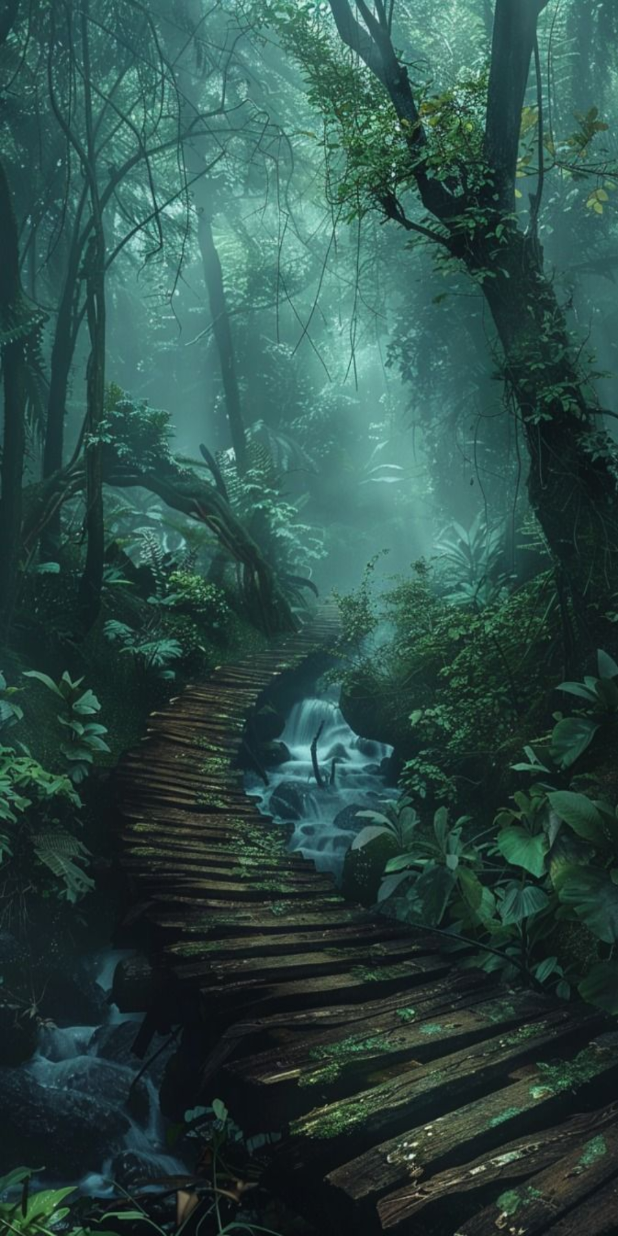
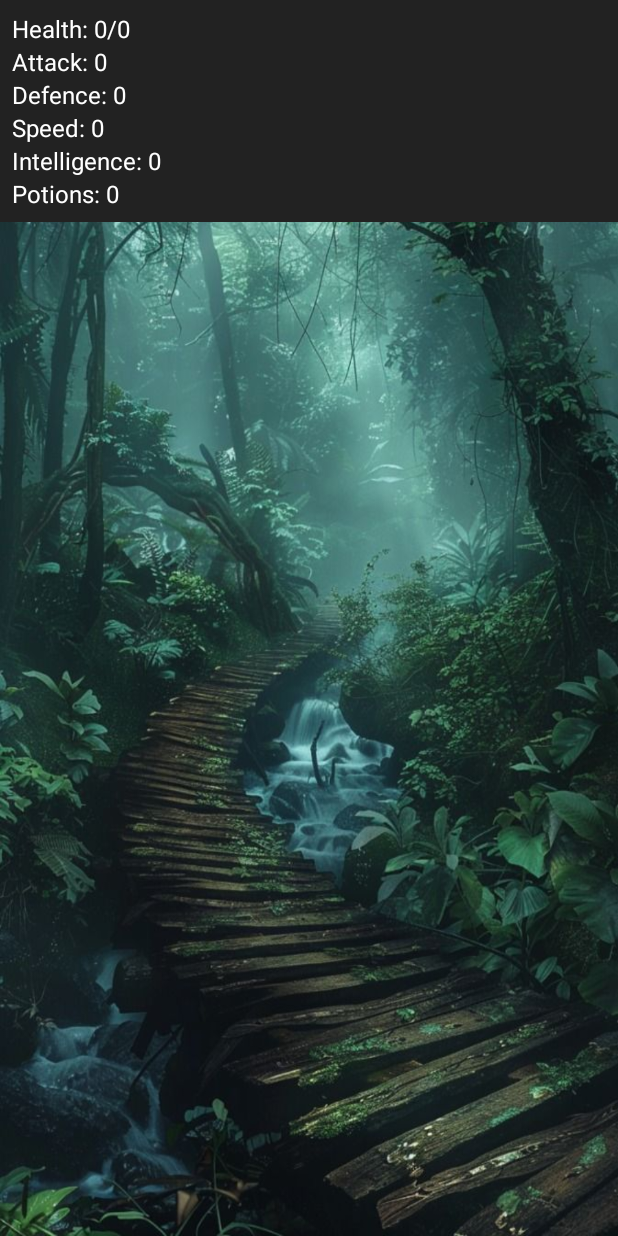
Before and after one commit to Aaron-Chacko/Text-Based-Adventure-Game, an Android app: the Winding_path screen opened directly, with no data from a screen before it, on a phone screen of 412 x 824 dp. Run offline under Robolectric (Android 15) with nearby library versions, the phone set to English and light mode, and no system bars; our stand-ins replace sdp/ssp sizes.

Commit message:
Fragment add for real time stat updation
Initial stage; need to debug

```diff
--- /dev/null
+++ b/app/src/main/java/com/aaron/tbav/StatsFragment.java
@@ -0,0 +1,64 @@
+package com.aaron.tbav;
+
+import android.database.Cursor;
+import android.os.Bundle;
+import android.view.LayoutInflater;
+import android.view.View;
+import android.view.ViewGroup;
+import android.widget.TextView;
+
+import androidx.fragment.app.Fragment;
+
+public class StatsFragment extends Fragment {
+
+    private DatabaseHelper dbHelper;
+    private TextView tvHealth, tvAttack, tvDefence, tvSpeed, tvIntelligence, tvPotions;
+
+    @Override
+    public View onCreateView(LayoutInflater inflater, ViewGroup container, Bundle savedInstanceState) {
+        View view = inflater.inflate(R.layout.fragment_stats, container, false);
+
+        // Init DB
+        dbHelper = new DatabaseHelper(getContext());
+
+        // Bind TextViews
+        tvHealth = view.findViewById(R.id.tvHealth);
+        tvAttack = view.findViewById(R.id.tvAttack);
+        tvDefence = view.findViewById(R.id.tvDefence);
+        tvSpeed = view.findViewById(R.id.tvSpeed);
+        tvIntelligence = view.findViewById(R.id.tvIntelligence);
+        tvPotions = view.findViewById(R.id.tvPotions);
+
+        // Load stats
+        loadStats();
+
+        return view;
+    }
+
+    private void loadStats() {
+        Cursor cursor = dbHelper.getPlayerStats();
+        if (cursor != null && cursor.moveToFirst()) {
+            int currentHealth = cursor.getInt(cursor.getColumnIndexOrThrow(DatabaseHelper.COLUMN_CURRENT_HEALTH));
+            int maxHealth = cursor.getInt(cursor.getColumnIndexOrThrow(DatabaseHelper.COLUMN_MAX_HEALTH));
+            int attack = cursor.getInt(cursor.getColumnIndexOrThrow(DatabaseHelper.COLUMN_ATTACK));
+            int defence = cursor.getInt(cursor.getColumnIndexOrThrow(DatabaseHelper.COLUMN_DEFENCE));
+            int speed = cursor.getInt(cursor.getColumnIndexOrThrow(DatabaseHelper.COLUMN_SPEED));
+            int intelligence = cursor.getInt(cursor.getColumnIndexOrThrow(DatabaseHelper.COLUMN_INTELLIGENCE));
+            int potions = cursor.getInt(cursor.getColumnIndexOrThrow(DatabaseHelper.COLUMN_POTIONS));
+
+            tvHealth.setText("Health: " + currentHealth + "/" + maxHealth);
+            tvAttack.setText("Attack: " + attack);
+            tvDefence.setText("Defence: " + defence);
+            tvSpeed.setText("Speed: " + speed);
+            tvIntelligence.setText("Intelligence: " + intelligence);
+            tvPotions.setText("Potions: " + potions);
+
+            cursor.close();
+        }
+    }
+
+    // Call this whenever stats should refresh (e.g. after damage/potion)
+    public void refreshStats() {
+        loadStats();
+    }
+}
--- a/app/src/main/res/layout/activity_winding_path.xml
+++ b/app/src/main/res/layout/activity_winding_path.xml
@@ -8,4 +8,11 @@
     tools:context=".Winding_path"
     android:background="@drawable/winding_path">
 
+    <!-- Fragment to add stats at top-->
+    <fragment
+        android:id="@+id/statsFragment"
+        android:name="com.aaron.tbav.StatsFragment"
+        android:layout_width="match_parent"
+        android:layout_height="wrap_content"/>
+
 </androidx.constraintlayout.widget.ConstraintLayout>
--- /dev/null
+++ b/app/src/main/res/layout/fragment_stats.xml
@@ -0,0 +1,57 @@
+<?xml version="1.0" encoding="utf-8"?>
+<LinearLayout xmlns:android="http://schemas.android.com/apk/res/android"
+    android:layout_width="match_parent"
+    android:layout_height="wrap_content"
+    android:orientation="vertical"
+    android:padding="8dp"
+    android:background="#222">
+
+    <TextView
+        android:id="@+id/tvHealth"
+        android:layout_width="wrap_content"
+        android:layout_height="wrap_content"
+        android:text="Health: 0/0"
+        android:textColor="@android:color/white"
+        android:textSize="16sp" />
+
+    <TextView
+        android:id="@+id/tvAttack"
+        android:layout_width="wrap_content"
+        android:layout_height="wrap_content"
+        android:text="Attack: 0"
+        android:textColor="@android:color/white"
+        android:textSize="16sp" />
+
+    <TextView
+        android:id="@+id/tvDefence"
+        android:layout_width="wrap_content"
+        android:layout_height="wrap_content"
+        android:text="Defence: 0"
+        android:textColor="@android:color/white"
+        android:textSize="16sp" />
+
+    <TextView
+        android:id="@+id/tvSpeed"
+        android:layout_width="wrap_content"
+        android:layout_height="wrap_content"
+        android:text="Speed: 0"
+        android:textColor="@android:color/white"
+        android:textSize="16sp" />
+
+    <TextView
+        android:id="@+id/tvIntelligence"
+        android:layout_width="wrap_content"
+        android:layout_height="wrap_content"
+        android:text="Intelligence: 0"
+        android:textColor="@android:color/white"
+        android:textSize="16sp" />
+
+    <TextView
+        android:id="@+id/tvPotions"
+        android:layout_width="wrap_content"
+        android:layout_height="wrap_content"
+        android:text="Potions: 0"
+        android:textColor="@android:color/white"
+        android:textSize="16sp" />
+
+</LinearLayout>
```
